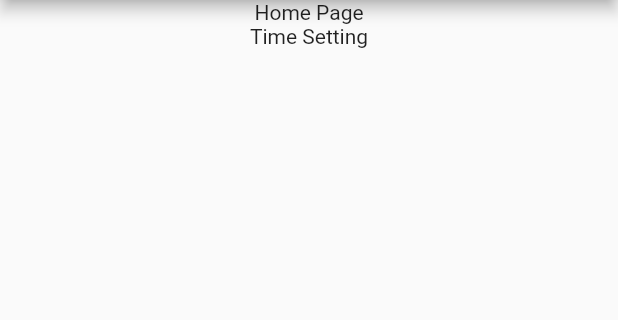
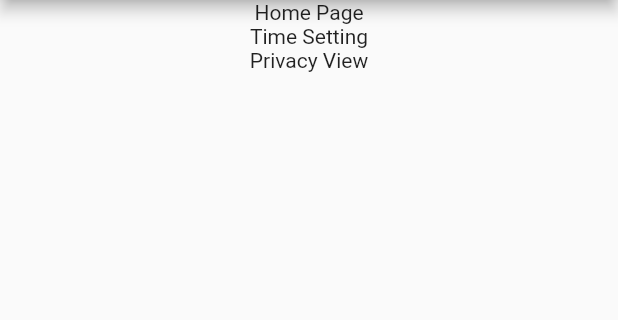
Before and after one commit to GDSC-CAU/Wiro-Flutter-App, a Flutter app: the screen it shows after launch, on a phone screen of 412 x 824 dp, the part 84-404 px from its top. Run offline on Flutter 3.47's test engine with Material 2 defaults, Android fonts, the phone set to English and light mode, and no system bars.

Commit message:
Update Home.dart : Added Stateful Widget for Privacy Info

```diff
--- a/lib/pages/Home.dart
+++ b/lib/pages/Home.dart
@@ -8,7 +8,8 @@ class HomePage extends StatelessWidget {
     return Column(
       children: const [
         Text("Home Page"),
-        HomeTimeSetting()
+        HomeTimeSetting(),
+        HomePrivacy()
       ]
     );
   }
@@ -31,3 +32,21 @@ class _TimeState extends State<HomeTimeSetting> {
     );
   }
 }
+
+class HomePrivacy extends StatefulWidget {
+  const HomePrivacy({super.key});
+
+  @override
+  State<StatefulWidget> createState() => _PrivacyState();
+}
+
+class _PrivacyState extends State<HomePrivacy> {
+  @override
+  Widget build(BuildContext context) {
+    return Column(
+      children: const [
+        Text("Privacy View")
+      ],
+    );
+  }
+}
```
